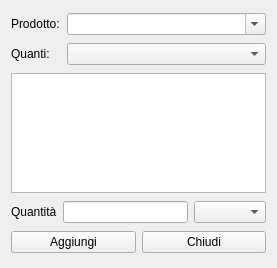
This is hlastlots.ui in fblabs/hamlet-mod-sancon as Qt 5 draws it before an edit. The edited form follows.
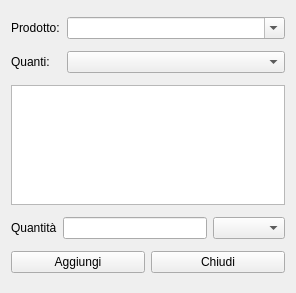
This is the edited form. Icons and pictures are not drawn.

Diff of the .ui file:
```diff
--- a/hlastlots.ui
+++ b/hlastlots.ui
@@ -6,8 +6,8 @@
    <rect>
     <x>0</x>
     <y>0</y>
-    <width>277</width>
-    <height>268</height>
+    <width>296</width>
+    <height>293</height>
    </rect>
   </property>
   <property name="windowTitle">
```
Left out of the diff: 2 changed lines with no effect on the pictures.
